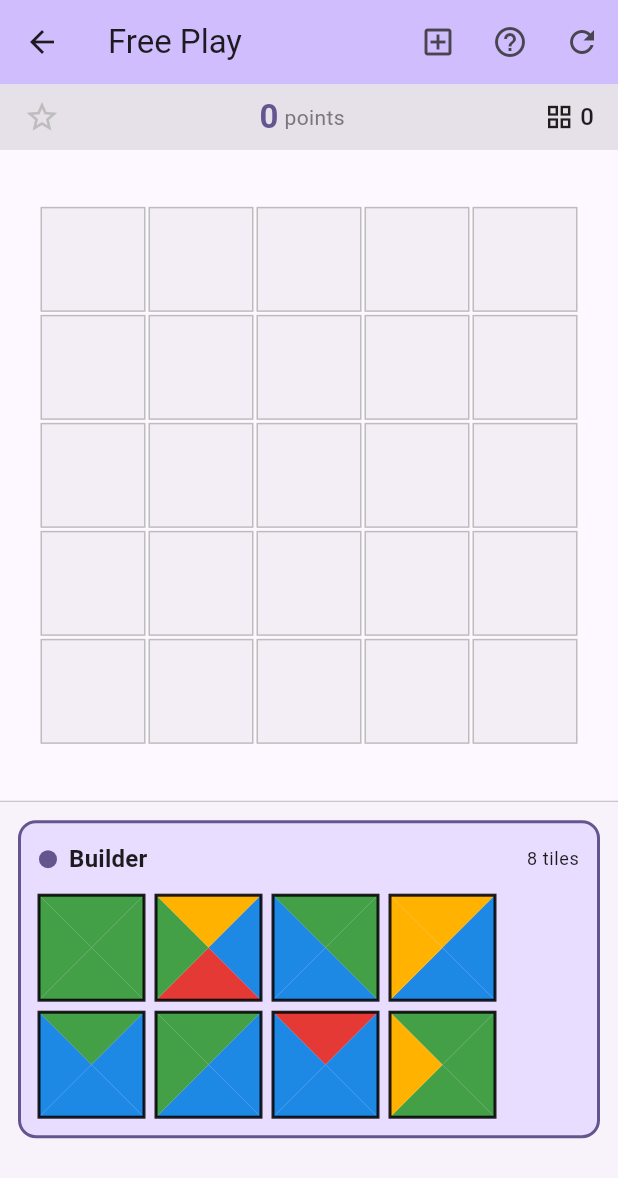
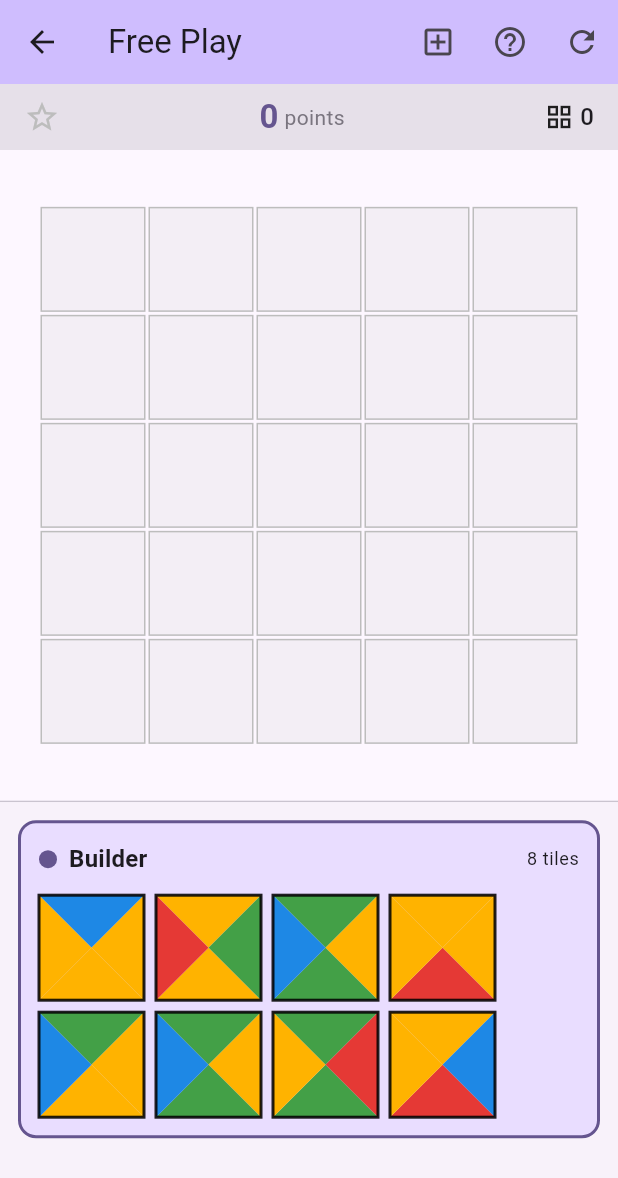
Before and after one commit to Balinti/carpet_game, a Flutter app: the screen it shows after launch, after a tap on "Free Play", on a phone screen of 412 x 824 dp. Shown: the top 1178 px of the screen. Run offline on Flutter 3.47's test engine with Material 3 defaults, Android fonts, the phone set to English and light mode, and no system bars.

Commit message:
Use 36 specific build tiles instead of random generation
Replace random tile generation with a fixed set of 36 specific tiles:
yybr, ybbr, rbgy, gybr, byry, rbyg, rrby, bbbb, bbrb, yyry, yyyy, yggb,
brby, rgbb, gygb, gbby, byyy, ygyr, yggy, ggbr, bgry, rggb, grgy, grbr,
bbgg, yggg, gggg, yrgy, rrrr, rybr, gyyb, yrgg, grbg, brgy, gryr, ybry

- Add fromCode() factory and getBuildTiles() to CarpetTile
- Update GameState to use getRandomBuildTile() for all tile generation
- Update StarterPuzzleScreen to use the build tiles

```diff
--- a/lib/game/game_state.dart
+++ b/lib/game/game_state.dart
@@ -92,7 +92,7 @@ class GameState extends ChangeNotifier {
     // Deal 6 tiles to each player
     for (final player in players) {
       for (int i = 0; i < 6; i++) {
-        player.addTile(CarpetTile.generateRandom('tile_${state._nextTileId++}'));
+        player.addTile(CarpetTile.getRandomBuildTile('tile_${state._nextTileId++}'));
       }
     }
 
@@ -112,7 +112,7 @@ class GameState extends ChangeNotifier {
     // Give initial tiles
     for (final player in players) {
       for (int i = 0; i < 8; i++) {
-        player.addTile(CarpetTile.generateRandom('tile_${state._nextTileId++}'));
+        player.addTile(CarpetTile.getRandomBuildTile('tile_${state._nextTileId++}'));
       }
     }
 
@@ -134,7 +134,7 @@ class GameState extends ChangeNotifier {
     // Give initial tiles
     for (final player in players) {
       for (int i = 0; i < 8; i++) {
-        player.addTile(CarpetTile.generateRandom('tile_${state._nextTileId++}'));
+        player.addTile(CarpetTile.getRandomBuildTile('tile_${state._nextTileId++}'));
       }
     }
 
@@ -159,7 +159,7 @@ class GameState extends ChangeNotifier {
     // Deal tiles to each player
     for (final player in players) {
       for (int i = 0; i < 6; i++) {
-        player.addTile(CarpetTile.generateRandom('tile_${state._nextTileId++}'));
+        player.addTile(CarpetTile.getRandomBuildTile('tile_${state._nextTileId++}'));
       }
     }
 
@@ -181,7 +181,7 @@ class GameState extends ChangeNotifier {
     // Give initial tiles
     for (final player in players) {
       for (int i = 0; i < 8; i++) {
-        player.addTile(CarpetTile.generateRandom('tile_${state._nextTileId++}'));
+        player.addTile(CarpetTile.getRandomBuildTile('tile_${state._nextTileId++}'));
       }
     }
 
@@ -203,7 +203,7 @@ class GameState extends ChangeNotifier {
     // Give initial tiles - more tiles for building shapes
     for (final player in players) {
       for (int i = 0; i < 12; i++) {
-        player.addTile(CarpetTile.generateRandom('tile_${state._nextTileId++}'));
+        player.addTile(CarpetTile.getRandomBuildTile('tile_${state._nextTileId++}'));
       }
     }
 
@@ -215,9 +215,9 @@ class GameState extends ChangeNotifier {
   }
 
   void _refillTilePool() {
-    // Keep a pool of tiles to draw from
+    // Keep a pool of tiles to draw from (using the 36 specific build tiles)
     while (_tilePool.length < 20) {
-      _tilePool.add(CarpetTile.generateRandom('tile_${_nextTileId++}'));
+      _tilePool.add(CarpetTile.getRandomBuildTile('tile_${_nextTileId++}'));
     }
   }
 
@@ -805,12 +805,12 @@ class GameState extends ChangeNotifier {
     _nextTileId = 0;
     _tilePool.clear();
 
-    // Deal new tiles based on mode
+    // Deal new tiles based on mode (using the 36 specific build tiles)
     final tilesPerPlayer = mode == GameMode.colorDominoes ? 6 : 8;
     for (final player in players) {
       player.hand.clear();
       for (int i = 0; i < tilesPerPlayer; i++) {
-        player.addTile(CarpetTile.generateRandom('tile_${_nextTileId++}'));
+        player.addTile(CarpetTile.getRandomBuildTile('tile_${_nextTileId++}'));
       }
     }
 
--- a/lib/models/carpet_tile.dart
+++ b/lib/models/carpet_tile.dart
@@ -1,5 +1,23 @@
 import 'dart:math';
 import 'tile_color.dart';
+
+/// The 36 specific build tiles for the game.
+/// Format: each 4-letter code represents top, right, bottom, left colors
+/// Colors: y=yellow, b=blue, r=red, g=green
+const List<String> kBuildTileCodes = [
+  // Row 1
+  'yybr', 'ybbr', 'rbgy', 'gybr', 'byry', 'rbyg',
+  // Row 2
+  'rrby', 'bbbb', 'bbrb', 'yyry', 'yyyy', 'yggb',
+  // Row 3
+  'brby', 'rgbb', 'gygb', 'gbby', 'byyy', 'ygyr',
+  // Row 4
+  'yggy', 'ggbr', 'bgry', 'rggb', 'grgy', 'grbr',
+  // Row 5
+  'bbgg', 'yggg', 'gggg', 'yrgy', 'rrrr', 'rybr',
+  // Row 6
+  'gyyb', 'yrgg', 'grbg', 'brgy', 'gryr', 'ybry',
+];
 
 /// Represents a carpet tile with 4 triangular sections.
 /// Each section is identified by its position: top, right, bottom, left.
@@ -190,4 +208,50 @@ class CarpetTile {
       return generateFourColor(id); // 20% chance
     }
   }
+
+  /// Parse a color character to TileColor.
+  static TileColor _parseColor(String char) {
+    switch (char.toLowerCase()) {
+      case 'r':
+        return TileColor.red;
+      case 'g':
+        return TileColor.green;
+      case 'b':
+        return TileColor.blue;
+      case 'y':
+        return TileColor.yellow;
+      default:
+        throw ArgumentError('Invalid color character: $char');
+    }
+  }
+
+  /// Creates a tile from a 4-character code.
+  /// Code format: TRBL (top, right, bottom, left)
+  /// Colors: y=yellow, b=blue, r=red, g=green
+  static CarpetTile fromCode(String id, String code) {
+    if (code.length != 4) {
+      throw ArgumentError('Tile code must be exactly 4 characters: $code');
+    }
+    return CarpetTile(
+      id: id,
+      top: _parseColor(code[0]),
+      right: _parseColor(code[1]),
+      bottom: _parseColor(code[2]),
+      left: _parseColor(code[3]),
+    );
+  }
+
+  /// Get all 36 build tiles as CarpetTile objects.
+  static List<CarpetTile> getBuildTiles() {
+    return List.generate(
+      kBuildTileCodes.length,
+      (i) => fromCode('build_tile_$i', kBuildTileCodes[i]),
+    );
+  }
+
+  /// Get a random tile from the 36 build tiles.
+  static CarpetTile getRandomBuildTile(String id) {
+    final code = kBuildTileCodes[_random.nextInt(kBuildTileCodes.length)];
+    return fromCode(id, code);
+  }
 }
--- a/lib/screens/starter_puzzle_screen.dart
+++ b/lib/screens/starter_puzzle_screen.dart
@@ -46,10 +46,10 @@ class _StarterPuzzleScreenState extends State<StarterPuzzleScreen> {
   }
 
   void _initializePuzzle() {
-    // Generate 9 random tiles
+    // Generate 9 tiles from the 36 specific build tiles
     _availableTiles = List.generate(
       9,
-      (i) => CarpetTile.generateRandom('tile_$i'),
+      (i) => CarpetTile.getRandomBuildTile('tile_$i'),
     );
     _grid.fillRange(0, 9, null);
     _selectedTile = null;
```
